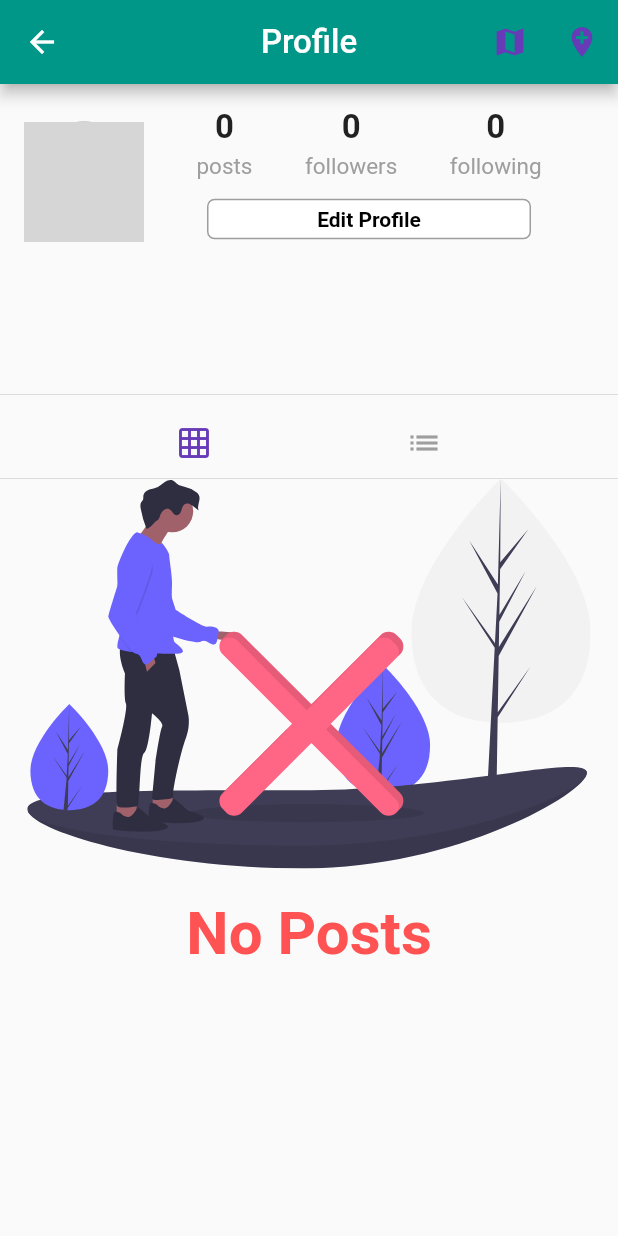
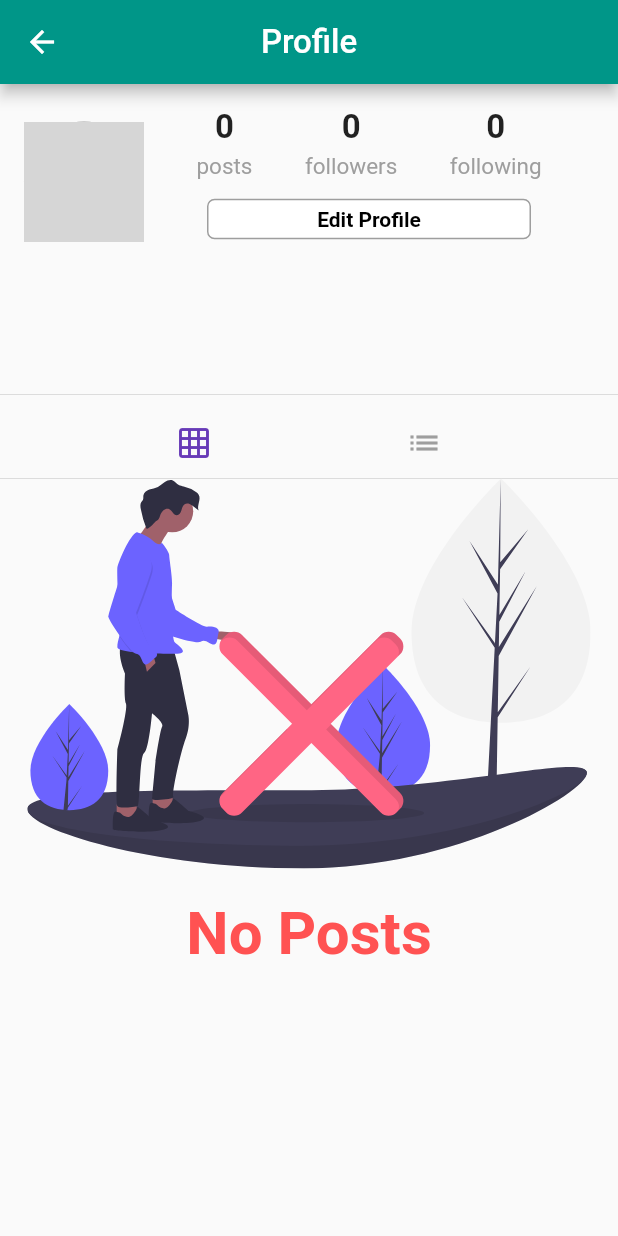
Before and after one commit to Breldan-Muturi/Duara-Flutter, a Flutter app: the Profile screen opened directly, on a phone screen of 412 x 824 dp. Run offline on Flutter 3.47's test engine with Material 2 defaults, Android fonts, the phone set to English and light mode, and no system bars; our stand-ins replace cached_network_image, cloud_firestore, firebase_messaging, firebase_storage, flutter_svg, geolocator and 3 more; missing offline and left inert: animator; accounts and stored records are empty; network calls fail; statements that could not run were skipped; grey boxes are pictures that could not be loaded.

Commit message:
Revert Changes

```diff
--- a/lib/models/place.dart
+++ /dev/null
@@ -1,29 +0,0 @@
-import 'dart:io';
-import 'package:flutter/foundation.dart';
-
-class PlaceLocation {
-  final double latitude;
-  final double longitude;
-  final String address;
-
-  PlaceLocation({
-    @required this.latitude,
-    @required this.longitude,
-    this.address,
-  });
-}
-
-class Place {
-  final String id;
-  final String title;
-  final PlaceLocation location;
-  final File image;
-
-  Place({
-    @required this.id,
-    @required this.title,
-    @required this.location,
-    @required this.image,
-  });
-
-}
--- a/lib/pages/activity_feed.dart
+++ b/lib/pages/activity_feed.dart
@@ -33,7 +33,7 @@ class _ActivityFeedState extends State<ActivityFeed> {
   Widget build(BuildContext context) {
     return Scaffold(
       backgroundColor: Colors.orange,
-      appBar: header(context, titleText: "Activity Feed", placeListButton: true, addPlaceButton: true),
+      appBar: header(context, titleText: "Activity Feed",),
       body: Container(
           child: FutureBuilder(
         future: getActivityFeed(),
--- a/lib/pages/profile.dart
+++ b/lib/pages/profile.dart
@@ -388,7 +388,7 @@ class _ProfileState extends State<Profile> {
   @override
   Widget build(BuildContext context) {
     return Scaffold(
-      appBar: header(context, titleText: "Profile", placeListButton: true, addPlaceButton: true),
+      appBar: header(context, titleText: "Profile"),
       body: ListView(
         children: <Widget>[
           buildProfileHeader(),
--- a/lib/pages/timeline.dart
+++ b/lib/pages/timeline.dart
@@ -119,7 +119,7 @@ class _TimelineState extends State<Timeline> {
   @override
   Widget build(context) {
     return Scaffold(
-      appBar: header(context, titleText: "Home", placeListButton: true, addPlaceButton: true),
+      appBar: header(context, isAppTitle: true),
       body: RefreshIndicator(
         onRefresh: () => getTimeline(),
         child: buildTimeline(),
--- a/lib/widgets/header.dart
+++ b/lib/widgets/header.dart
@@ -1,9 +1,7 @@
 import 'package:flutter/material.dart';
-import 'package:fluttershare/pages/add_place_screen.dart';
-import 'package:fluttershare/pages/place_list_screen.dart';
 
 AppBar header(context,
-    {bool isAppTitle = false, String titleText, removeBackButton = false, placeListButton = false, addPlaceButton = false, addProfileButton = false}) {
+    {bool isAppTitle = false, String titleText, removeBackButton = false}) {
   return AppBar(
     automaticallyImplyLeading: removeBackButton ? false : true,
     title: Text(
@@ -16,34 +14,6 @@ AppBar header(context,
       overflow: TextOverflow.ellipsis,
     ),
     centerTitle: true,
-    actions: <Widget>[
-      placeListButton ?
-        IconButton(
-          onPressed: () => openPlacesList(context),
-          icon: Icon(Icons.map),
-          color: Theme.of(context).primaryColor
-        ): Text(''),
-      addPlaceButton ?
-        IconButton(
-          onPressed: () => openAddPlaces(context),
-          icon: Icon(Icons.add_location),
-          color: Theme.of(context).primaryColor
-        ): Text(''),
-    ],
     backgroundColor: Theme.of(context).accentColor,
   );
 }
-
-  openPlacesList(context) {
-    Navigator.push(
-        context,
-        MaterialPageRoute(
-            builder: (context) => PlacesListScreen()));
-  }
-
-  openAddPlaces(context) {
-    Navigator.push(
-        context,
-        MaterialPageRoute(
-            builder: (context) => AddPlaceScreen()));
-  }
```
Also changed, not shown: lib/helpers/db_helpers.dart (deleted, +0 -19 lines), lib/main.dart (+2 -7 lines), lib/pages/add_place_screen.dart (deleted, +0 -81 lines), lib/pages/place_list_screen.dart (deleted, +0 -37 lines), lib/providers/great_places.dart (deleted, +0 -28 lines).
